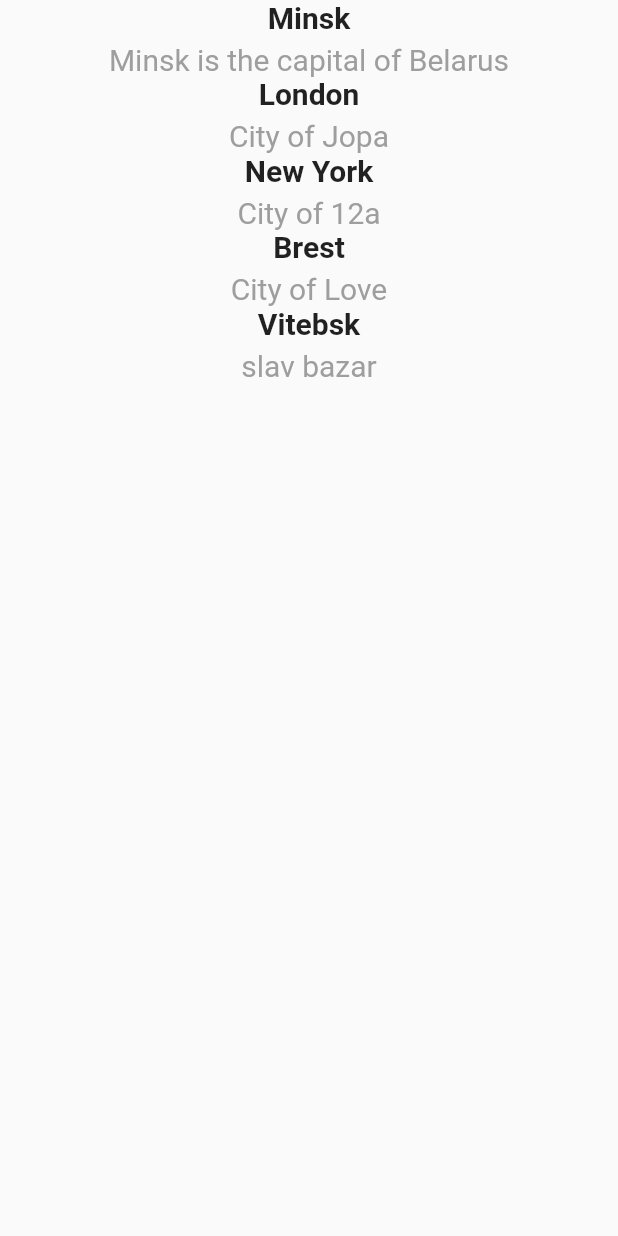
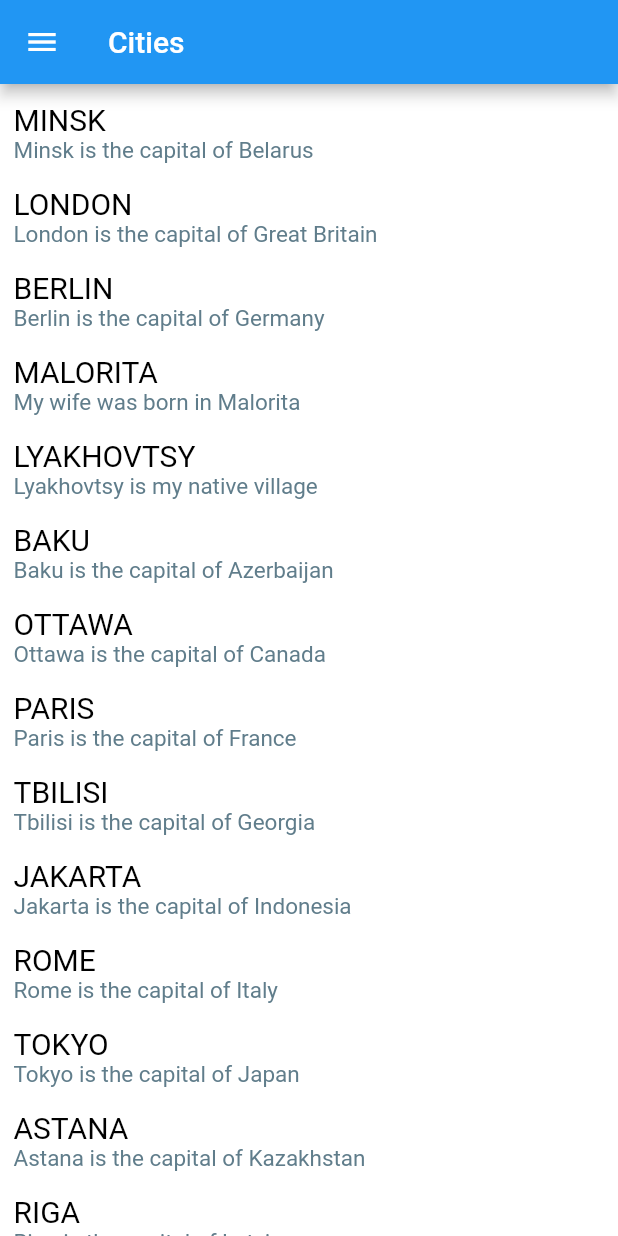
Before and after one commit to kasyanyukd1995/CityMap, a Flutter app: the screen it shows after launch, on a phone screen of 412 x 824 dp. Run offline on Flutter 3.47's test engine with Material 2 defaults, Android fonts, the phone set to English and light mode, and no system bars.

Commit message:
create list is succes

```diff
--- a/lib/main.dart
+++ b/lib/main.dart
@@ -22,45 +22,13 @@ class MyApp extends StatelessWidget {
         // Notice that the counter didn't reset back to zero; the application
         // is not restarted.
         primarySwatch: Colors.blue,
+
         // This makes the visual density adapt to the platform that you run
         // the app on. For desktop platforms, the controls will be smaller and
         // closer together (more dense) than on mobile platforms.
         visualDensity: VisualDensity.adaptivePlatformDensity,
       ),
-      home: MyHomePage(title: 'Cities'),
+      home: CityList(),
     );
   }
 }
-
-class MyHomePage extends StatefulWidget {
-  MyHomePage({Key key, this.title}) : super(key: key);
-
-  // This widget is the home page of your application. It is stateful, meaning
-  // that it has a State object (defined below) that contains fields that affect
-  // how it looks.
-
-  // This class is the configuration for the state. It holds the values (in this
-  // case the title) provided by the parent (in this case the App widget) and
-  // used by the build method of the State. Fields in a Widget subclass are
-  // always marked "final".
-
-  final String title;
-
-  @override
-  _MyHomePageState createState() => _MyHomePageState();
-}
-
-class _MyHomePageState extends State<MyHomePage> {
-  @override
-  Widget build(BuildContext context) {
-    // This method is rerun every time setState is called, for instance as done
-    // by the _incrementCounter method above.
-    //
-    // The Flutter framework has been optimized to make rerunning build methods
-    // fast, so that you can just rebuild anything that needs updating rather
-    // than having to individually change instances of widgets.
-    return Scaffold(
-      body: CityList(),
-    );
-  }
-}
--- a/lib/pages/list_cities_page.dart
+++ b/lib/pages/list_cities_page.dart
@@ -1,6 +1,7 @@
 import 'package:CityMap/models/city_model.dart';
 import 'package:flutter/cupertino.dart';
 import 'package:CityMap/widgets/item_city.dart';
+import 'package:flutter/material.dart';
 
 class CityList extends StatelessWidget {
   final List<CityModel> listCity = [
@@ -12,27 +13,88 @@ class CityList extends StatelessWidget {
     CityModel(
       id: 2,
       name: "London",
-      description: "City of Jopa",
+      description: "London is the capital of Great Britain",
     ),
     CityModel(
       id: 3,
-      name: "New York",
-      description: "City of 12a",
+      name: "Berlin",
+      description: "Berlin is the capital of Germany",
     ),
     CityModel(
       id: 4,
-      name: "Brest",
-      description: "City of Love",
+      name: "Malorita",
+      description: "My wife was born in Malorita",
     ),
     CityModel(
       id: 5,
-      name: "Vitebsk",
-      description: "slav bazar",
+      name: "Lyakhovtsy",
+      description: "Lyakhovtsy is my native village",
+    ),
+    CityModel(
+      id: 6,
+      name: "Baku",
+      description: "Baku is the capital of Azerbaijan",
+    ),
+    CityModel(
+      id: 7,
+      name: "Ottawa",
+      description: "Ottawa is the capital of Canada",
+    ),
+    CityModel(
+      id: 8,
+      name: "Paris",
+      description: "Paris is the capital of France",
+    ),
+    CityModel(
+      id: 9,
+      name: "Tbilisi",
+      description: "Tbilisi is the capital of Georgia",
+    ),
+    CityModel(
+      id: 10,
+      name: "Jakarta",
+      description: "Jakarta is the capital of Indonesia",
+    ),
+    CityModel(
+      id: 11,
+      name: "Rome",
+      description: "Rome is the capital of Italy",
+    ),
+    CityModel(
+      id: 12,
+      name: "Tokyo",
+      description: "Tokyo is the capital of Japan",
+    ),
+    CityModel(
+      id: 13,
+      name: "Astana",
+      description: "Astana is the capital of Kazakhstan",
+    ),
+    CityModel(
+      id: 14,
+      name: "Riga",
+      description: "Riga is the capital of Latvia",
+    ),
+    CityModel(
+      id: 15,
+      name: "Rabat",
+      description: "Rabat is the capital of Morocco",
+    ),
+    CityModel(
+      id: 16,
+      name: "Oslo",
+      description: "Oslo is the capital of Norway",
     ),
   ];
 
   Widget build(BuildContext context) {
-    return ListView.builder(
+    return Scaffold(
+      appBar: AppBar(
+        title: Text(
+          "Cities",
+        ),
+      ),
+      body: ListView.builder(
         itemBuilder: (context, index) {
           final itemModel = listCity[index];
           return ItemCity(
@@ -41,6 +103,14 @@ class CityList extends StatelessWidget {
           );
         },
         itemCount: listCity.length,
+      ),
+      backgroundColor: Colors.white,
+      drawer: Column(
+        children: <Widget>[
+          Text("safsf"),
+          Text("dfd"),
+        ],
+      ),
     );
   }
 }
--- a/lib/widgets/item_city.dart
+++ b/lib/widgets/item_city.dart
@@ -13,25 +13,33 @@ class ItemCity extends StatelessWidget {
   });
 
   Widget build(BuildContext context) {
-    return Column(
+    return Padding(
+      padding: const EdgeInsets.fromLTRB(9, 12, 3, 3),
+      child: Align(
+        alignment: Alignment.topLeft,
+        child: Column(
+          crossAxisAlignment: CrossAxisAlignment.start,
           children: <Widget>[
             Text(
-          name,
-          textAlign: TextAlign.right,
-          style: TextStyle(fontSize: 20.0, fontWeight: FontWeight.bold),
+              name.toUpperCase(),
+              textAlign: TextAlign.left,
+              style: TextStyle(
+                fontSize: 20.0,
+                color: Colors.black,
+                fontStyle: FontStyle.normal,
+                //fontWeight: FontWeight.bold,
               ),
-        SizedBox(
-          height: 5.0,
             ),
             Text(
               description,
-          textAlign: TextAlign.left,
               style: TextStyle(
-            fontSize: 20.0,
-            color: Colors.grey,
+                fontSize: 15.0,
+                color: Colors.blueGrey,
               ),
             ),
           ],
+        ),
+      ),
     );
   }
 }
```
Also changed, not shown: lib/pages/city_info_page.dart (added). Lines whose indentation alone changed are shown as unchanged.
